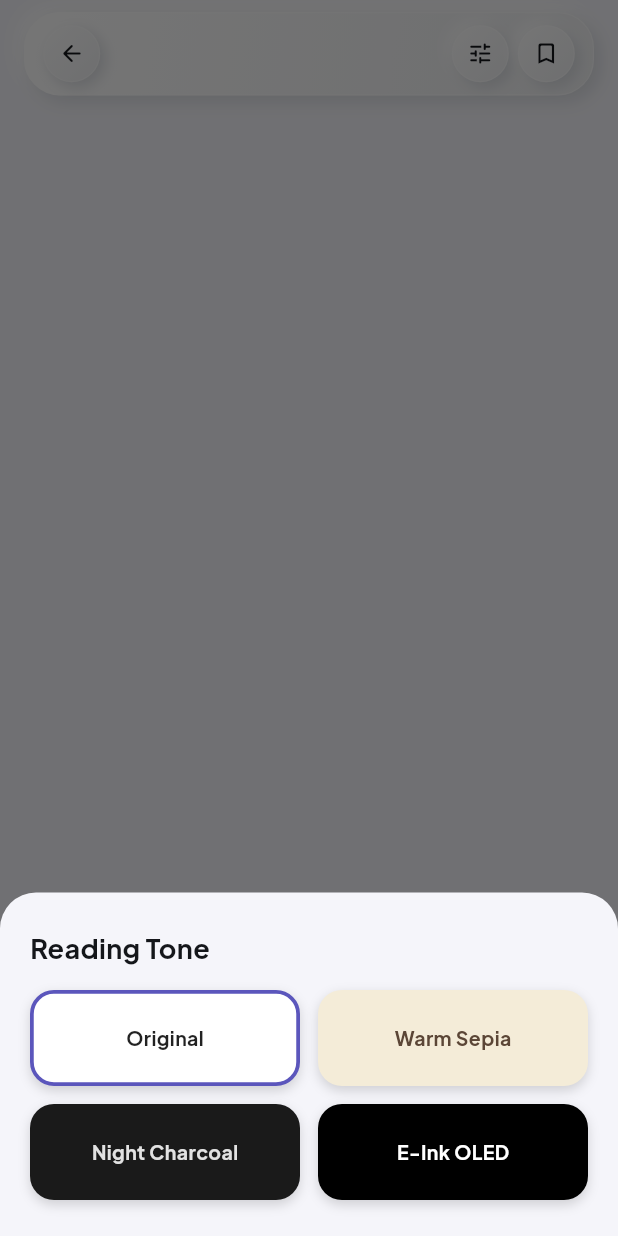
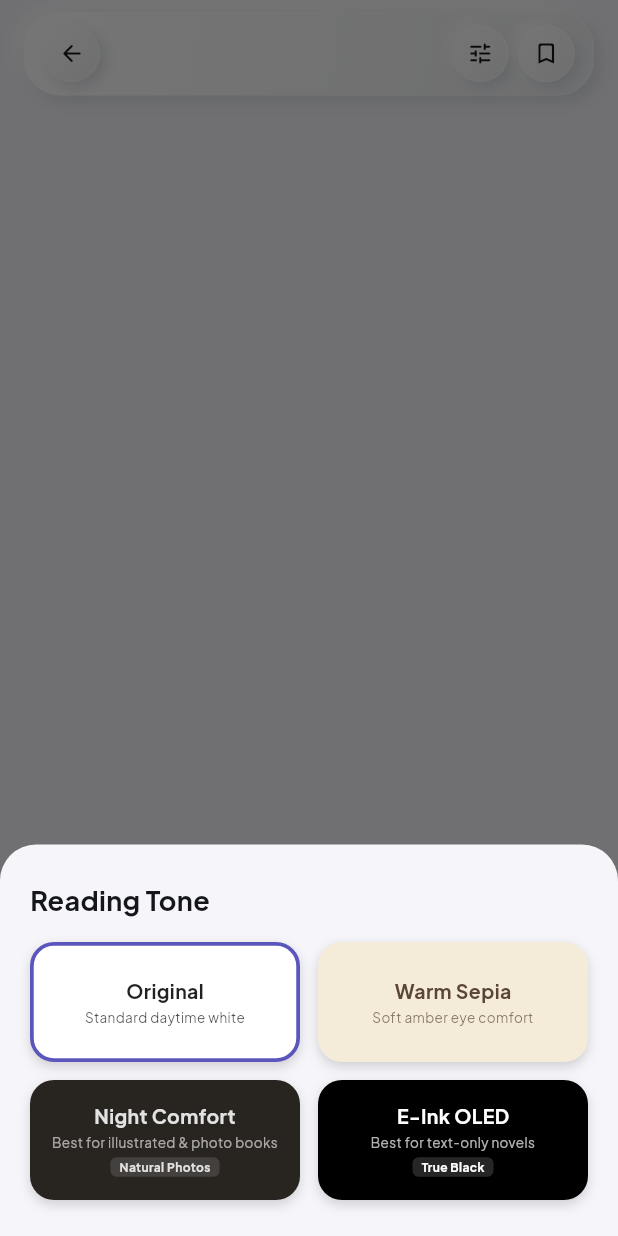
Before and after one commit to ayushmanvpanigrahi/reader_app, a Flutter app: the PdfControlsOverlay widget shown alone on an empty page, opened directly with empty values, after a tap on the "tune" icon, on a phone screen of 412 x 824 dp. Run offline on Flutter 3.47's test engine with Material 3 defaults, Android fonts, the phone set to English and light mode, and no system bars; our stand-ins replace dio, file_picker, fl_chart, flutter_hooks, flutter_riverpod, flutter_secure_storage and 4 more; missing offline and left inert: flutter_epub_viewer, pdfrx; accounts and stored records are empty.

Commit message:
Rename charcoal to nightComfort with dim matrix and redesigned mode sheet

```diff
--- a/lib/features/epub_reader/presentation/epub_reader_screen.dart
+++ b/lib/features/epub_reader/presentation/epub_reader_screen.dart
@@ -167,9 +167,8 @@ class _EpubReaderScreenState extends ConsumerState<EpubReaderScreen> {
           },
         );
       case 'dark':
-        // Night Charcoal: soft charcoal page. Images are dimmed and gently
-        // desaturated but never inverted, so diagrams keep their colors and
-        // nothing flips into blue/green negatives.
+        // Night Comfort: dimmed page with natural positive photos.
+        // Images keep their colours but are dimmed — zero blue/green artifacts.
         return EpubTheme.custom(
           foregroundColor: const Color(0xFFE2E2E2),
           customCss: <String, dynamic>{
@@ -222,7 +221,7 @@ class _EpubReaderScreenState extends ConsumerState<EpubReaderScreen> {
 
     final Color bgColor = switch (state.themePreset) {
       'sepia' => const Color(0xFFF4ECD8),
-      'dark' => const Color(0xFF1A1A1A),
+      'dark' => const Color(0xFF282420),
       'oled' => const Color(0xFF000000),
       _ => isDark ? AppColors.darkPaper : const Color(0xFFFDFAF4),
     };
--- a/lib/features/epub_reader/presentation/widgets/reader_theme_sheet.dart
+++ b/lib/features/epub_reader/presentation/widgets/reader_theme_sheet.dart
@@ -138,8 +138,8 @@ class ReaderThemeSheet extends StatelessWidget {
               _buildPresetCard(
                 context,
                 presetId: 'dark',
-                label: 'Night Charcoal',
-                bgColor: const Color(0xFF1A1A1A),
+                label: 'Night Comfort',
+                bgColor: const Color(0xFF282420),
                 textColor: const Color(0xFFE2E2E2),
               ),
               const SizedBox(width: 10),
--- a/lib/features/pdf_reader/controllers/pdf_reader_controller.dart
+++ b/lib/features/pdf_reader/controllers/pdf_reader_controller.dart
@@ -2,7 +2,7 @@ import 'dart:async';
 import 'package:flutter/material.dart';
 import 'package:flutter_riverpod/flutter_riverpod.dart';
 
-enum PdfReadingMode { standard, sepia, charcoal, oledDark }
+enum PdfReadingMode { standard, sepia, nightComfort, oledDark }
 
 class PdfReaderState {
   final int currentPage;
--- a/lib/features/pdf_reader/presentation/widgets/pdf_controls_overlay.dart
+++ b/lib/features/pdf_reader/presentation/widgets/pdf_controls_overlay.dart
@@ -195,6 +195,7 @@ class PdfControlsOverlay extends StatelessWidget {
                 _buildModeOption(
                   ctx,
                   label: 'Original',
+                  subtitle: 'Standard daytime white',
                   mode: PdfReadingMode.standard,
                   bgColor: Colors.white,
                   textColor: Colors.black87,
@@ -203,6 +204,7 @@ class PdfControlsOverlay extends StatelessWidget {
                 _buildModeOption(
                   ctx,
                   label: 'Warm Sepia',
+                  subtitle: 'Soft amber eye comfort',
                   mode: PdfReadingMode.sepia,
                   bgColor: const Color(0xFFF4ECD8),
                   textColor: const Color(0xFF5B4636),
@@ -214,15 +216,19 @@ class PdfControlsOverlay extends StatelessWidget {
               children: [
                 _buildModeOption(
                   ctx,
-                  label: 'Night Charcoal',
-                  mode: PdfReadingMode.charcoal,
-                  bgColor: const Color(0xFF1A1A1A),
+                  label: 'Night Comfort',
+                  subtitle: 'Best for illustrated & photo books',
+                  badge: 'Natural Photos',
+                  mode: PdfReadingMode.nightComfort,
+                  bgColor: const Color(0xFF282420),
                   textColor: const Color(0xFFE2E2E2),
                 ),
                 const SizedBox(width: 12),
                 _buildModeOption(
                   ctx,
                   label: 'E-Ink OLED',
+                  subtitle: 'Best for text-only novels',
+                  badge: 'True Black',
                   mode: PdfReadingMode.oledDark,
                   bgColor: const Color(0xFF000000),
                   textColor: const Color(0xFFFFFFFF),
@@ -238,6 +244,8 @@ class PdfControlsOverlay extends StatelessWidget {
   Widget _buildModeOption(
     BuildContext context, {
     required String label,
+    required String subtitle,
+    String? badge,
     required PdfReadingMode mode,
     required Color bgColor,
     required Color textColor,
@@ -252,7 +260,8 @@ class PdfControlsOverlay extends StatelessWidget {
           Navigator.pop(context);
         },
         child: Container(
-          height: 64,
+          height: 80,
+          padding: const EdgeInsets.symmetric(horizontal: 10, vertical: 10),
           decoration: BoxDecoration(
             color: bgColor,
             borderRadius: BorderRadius.circular(16),
@@ -270,8 +279,10 @@ class PdfControlsOverlay extends StatelessWidget {
               ),
             ],
           ),
-          alignment: Alignment.center,
-          child: Text(
+          child: Column(
+            mainAxisAlignment: MainAxisAlignment.center,
+            children: [
+              Text(
                 label,
                 style: TextStyle(
                   color: textColor,
@@ -279,6 +290,38 @@ class PdfControlsOverlay extends StatelessWidget {
                   fontSize: 13,
                 ),
               ),
+              const SizedBox(height: 3),
+              Text(
+                subtitle,
+                style: TextStyle(
+                  color: textColor.withValues(alpha: 0.7),
+                  fontSize: 9,
+                  height: 1.2,
+                ),
+                textAlign: TextAlign.center,
+                maxLines: 2,
+                overflow: TextOverflow.ellipsis,
+              ),
+              if (badge != null) ...[
+                const SizedBox(height: 4),
+                Container(
+                  padding: const EdgeInsets.symmetric(horizontal: 6, vertical: 1),
+                  decoration: BoxDecoration(
+                    color: textColor.withValues(alpha: 0.15),
+                    borderRadius: BorderRadius.circular(4),
+                  ),
+                  child: Text(
+                    badge,
+                    style: TextStyle(
+                      color: textColor,
+                      fontSize: 8,
+                      fontWeight: FontWeight.w700,
+                    ),
+                  ),
+                ),
+              ],
+            ],
+          ),
         ),
       ),
     );
--- a/lib/features/pdf_reader/presentation/widgets/reading_tone_matrices.dart
+++ b/lib/features/pdf_reader/presentation/widgets/reading_tone_matrices.dart
@@ -4,11 +4,14 @@ import '../../controllers/pdf_reader_controller.dart';
 
 /// Calibrated 4x5 color matrices for the reading tone suite.
 ///
-/// All dark modes use luminance-weighted inversion (out = k - l * L where
-/// L = 0.299R + 0.587G + 0.114B) instead of a raw RGB negative. Raw per-channel
-/// negation (255 - R, 255 - G, 255 - B) turns red content into cyan and skin
-/// tones into blue-green X-ray colors; the luminance approach keeps images as
-/// natural monochrome and guarantees no fluorescent artifacts.
+/// Dark modes split into two strategies:
+/// - **Night Comfort**: per-channel brightness dim (`0.72x − 25`) that keeps
+///   every photo and illustration in 100 % natural positive polarity — ideal
+///   for illustrated / photo-heavy books.
+/// - **E-Ink OLED**: luminance-weighted inversion (`255 − L`) that flips
+///   white pages to pure `#000000` and black text to `#FFFFFF` — ideal for
+///   text-only novels.  The cover page (page 1) is bypassed so original
+///   artwork always shows in full colour.
 
 /// Warm Sepia: parchment background, dark brown text, warm-tinted content.
 ///
@@ -20,15 +23,16 @@ const List<double> kSepiaToneMatrix = <double>[
   0.0, 0.0, 0.0, 1.0, 0,
 ];
 
-/// Night Charcoal: soft `#1A1A1A` background with `#E2E2E2` text.
+/// Night Comfort: dimmed paper with 100 % natural positive photos.
 ///
-/// Compressed luminance inversion with slope -0.784 and offset 226 so white
-/// pages land on `#1A1A1A` and black text on `#E2E2E2`. Mid-tones roll off
-/// smoothly instead of flipping, keeping dark-mode contrast comfortable.
-const List<double> kCharcoalToneMatrix = <double>[
-  -0.2344, -0.4602, -0.0894, 0, 226,
-  -0.2344, -0.4602, -0.0894, 0, 226,
-  -0.2344, -0.4602, -0.0894, 0, 226,
+/// Scales every channel to 72 % and drops a flat −25 offset so the bright
+/// white page lands on a comfortable dim gray (~159) while black text stays
+/// black.  Coloured images simply get darker — no hue shift, no negative,
+/// no blue/green artifacts.  Best for illustrated and photo-heavy books.
+const List<double> kNightComfortToneMatrix = <double>[
+  0.72, 0.0, 0.0, 0, -25,
+  0.0, 0.72, 0.0, 0, -25,
+  0.0, 0.0, 0.72, 0, -25,
   0.0, 0.0, 0.0, 1.0, 0,
 ];
 
@@ -62,7 +66,7 @@ List<double> toneMatrixFor(PdfReadingMode mode) {
   return switch (mode) {
     PdfReadingMode.standard => kStandardToneMatrix,
     PdfReadingMode.sepia => kSepiaToneMatrix,
-    PdfReadingMode.charcoal => kCharcoalToneMatrix,
+    PdfReadingMode.nightComfort => kNightComfortToneMatrix,
     PdfReadingMode.oledDark => kOledDarkToneMatrix,
   };
 }
```
Also changed, not shown: 1 other file. Lines whose indentation alone changed are shown as unchanged.
